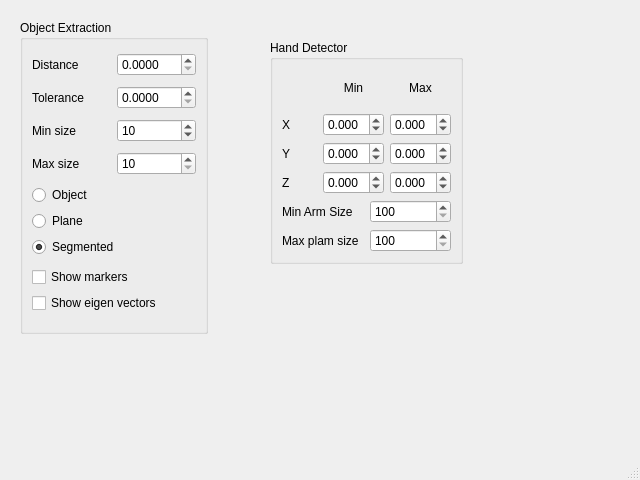
First picture: the form in hiveground/hg_apps/hg_object_tracking/src/object_tracking.ui, repository cuixiongyi/hiveground-ros-pkg, before the edit.
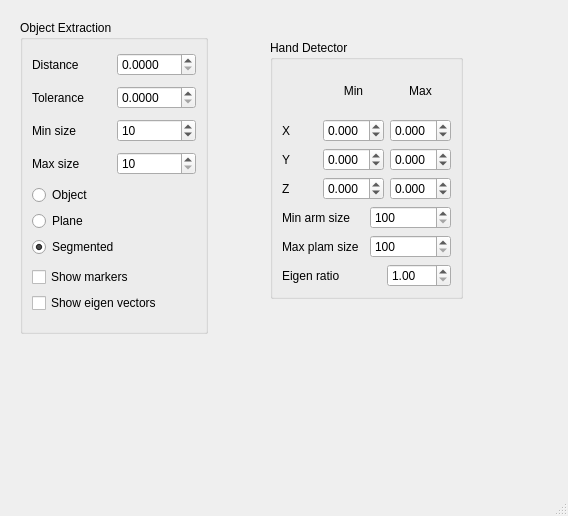
Second picture: the form after the edit.

```diff
--- a/hiveground/hg_apps/hg_object_tracking/src/object_tracking.ui
+++ b/hiveground/hg_apps/hg_object_tracking/src/object_tracking.ui
@@ -6,8 +6,8 @@
    <rect>
     <x>0</x>
     <y>0</y>
-    <width>640</width>
-    <height>480</height>
+    <width>568</width>
+    <height>516</height>
    </rect>
   </property>
   <property name="windowTitle">
@@ -186,7 +186,7 @@
       <x>270</x>
       <y>40</y>
       <width>193</width>
-      <height>224</height>
+      <height>259</height>
      </rect>
     </property>
     <property name="title">
@@ -345,7 +345,7 @@
        <item>
         <widget class="QLabel" name="label_10">
          <property name="text">
-          <string>Min Arm Size</string>
+          <string>Min arm size</string>
          </property>
          <property name="alignment">
           <set>Qt::AlignLeading|Qt::AlignLeft|Qt::AlignVCenter</set>
@@ -385,6 +385,52 @@
        </item>
       </layout>
      </item>
+     <item>
+      <layout class="QHBoxLayout" name="horizontalLayout_7">
+       <item>
+        <widget class="QLabel" name="label_12">
+         <property name="text">
+          <string>Eigen ratio</string>
+         </property>
+         <property name="alignment">
+          <set>Qt::AlignLeading|Qt::AlignLeft|Qt::AlignVCenter</set>
+         </property>
+        </widget>
+       </item>
+       <item>
+        <spacer name="horizontalSpacer_3">
+         <property name="orientation">
+          <enum>Qt::Horizontal</enum>
+         </property>
+         <property name="sizeHint" stdset="0">
+          <size>
+           <width>40</width>
+           <height>20</height>
+          </size>
+         </property>
+        </spacer>
+       </item>
+       <item>
+        <widget class="QDoubleSpinBox" name="doubleSpinArmEigenRatio">
+         <property name="decimals">
+          <number>2</number>
+         </property>
+         <property name="minimum">
+          <double>1.000000000000000</double>
+         </property>
+         <property name="maximum">
+          <double>100.000000000000000</double>
+         </property>
+         <property name="singleStep">
+          <double>0.100000000000000</double>
+         </property>
+         <property name="value">
+          <double>1.000000000000000</double>
+         </property>
+        </widget>
+       </item>
+      </layout>
+     </item>
     </layout>
    </widget>
   </widget>
```
Left out of the diff: 2 changed lines with no effect on the pictures.
